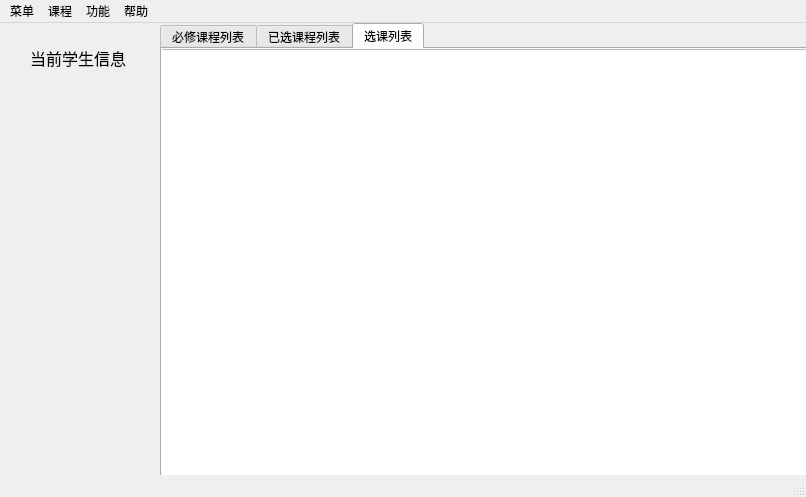
The window that source/mainwindow_student.ui (laddie132/Academic-Management-System-Demo) describes before a commit, drawn with Qt 5.
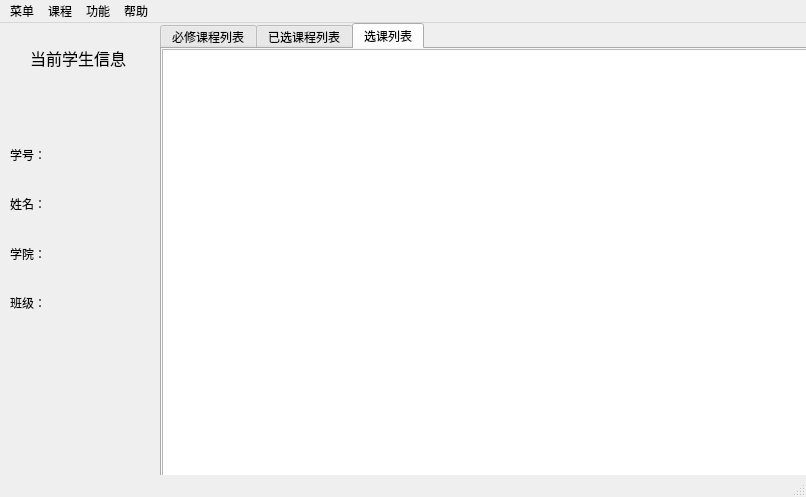
The same window after the commit. The open tabs and pages were chosen to show the change.

Patch:
```diff
--- a/source/mainwindow_student.ui
+++ b/source/mainwindow_student.ui
@@ -99,9 +99,9 @@
      <widget class="QTableView" name="tableView_course_s">
       <property name="geometry">
        <rect>
-        <x>-10</x>
+        <x>0</x>
         <y>0</y>
-        <width>661</width>
+        <width>651</width>
         <height>441</height>
        </rect>
       </property>
@@ -130,6 +130,98 @@
      <string>&lt;html&gt;&lt;head/&gt;&lt;body&gt;&lt;p&gt;&lt;span style=&quot; font-size:12pt;&quot;&gt;当前学生信息&lt;/span&gt;&lt;/p&gt;&lt;/body&gt;&lt;/html&gt;</string>
     </property>
    </widget>
+   <widget class="QWidget" name="gridLayoutWidget">
+    <property name="geometry">
+     <rect>
+      <x>10</x>
+      <y>110</y>
+      <width>141</width>
+      <height>191</height>
+     </rect>
+    </property>
+    <layout class="QGridLayout" name="gridLayout">
+     <item row="1" column="0">
+      <widget class="QLabel" name="label_3">
+       <property name="styleSheet">
+        <string notr="true">font: 11pt &quot;宋体&quot;;</string>
+       </property>
+       <property name="text">
+        <string>姓名：</string>
+       </property>
+      </widget>
+     </item>
+     <item row="0" column="0">
+      <widget class="QLabel" name="label_2">
+       <property name="styleSheet">
+        <string notr="true">font: 11pt &quot;宋体&quot;;</string>
+       </property>
+       <property name="text">
+        <string>学号：</string>
+       </property>
+      </widget>
+     </item>
+     <item row="2" column="0">
+      <widget class="QLabel" name="label_4">
+       <property name="styleSheet">
+        <string notr="true">font: 11pt &quot;宋体&quot;;</string>
+       </property>
+       <property name="text">
+        <string>学院：</string>
+       </property>
+      </widget>
+     </item>
+     <item row="1" column="1">
+      <widget class="QLabel" name="label_name">
+       <property name="styleSheet">
+        <string notr="true">font: 11pt &quot;宋体&quot;;</string>
+       </property>
+       <property name="text">
+        <string/>
+       </property>
+      </widget>
+     </item>
+     <item row="0" column="1">
+      <widget class="QLabel" name="label_id">
+       <property name="styleSheet">
+        <string notr="true">font: 11pt &quot;宋体&quot;;</string>
+       </property>
+       <property name="text">
+        <string/>
+       </property>
+      </widget>
+     </item>
+     <item row="2" column="1">
+      <widget class="QLabel" name="label_institude">
+       <property name="styleSheet">
+        <string notr="true">font: 11pt &quot;宋体&quot;;</string>
+       </property>
+       <property name="text">
+        <string/>
+       </property>
+      </widget>
+     </item>
+     <item row="3" column="0">
+      <widget class="QLabel" name="label">
+       <property name="styleSheet">
+        <string notr="true">font: 11pt &quot;宋体&quot;;</string>
+       </property>
+       <property name="text">
+        <string>班级：</string>
+       </property>
+      </widget>
+     </item>
+     <item row="3" column="1">
+      <widget class="QLabel" name="label_class">
+       <property name="styleSheet">
+        <string notr="true">font: 11pt &quot;宋体&quot;;</string>
+       </property>
+       <property name="text">
+        <string/>
+       </property>
+      </widget>
+     </item>
+    </layout>
+   </widget>
   </widget>
   <widget class="QMenuBar" name="menubar">
    <property name="geometry">
```
Left out of the diff: 15 changed lines with no effect on the pictures.
